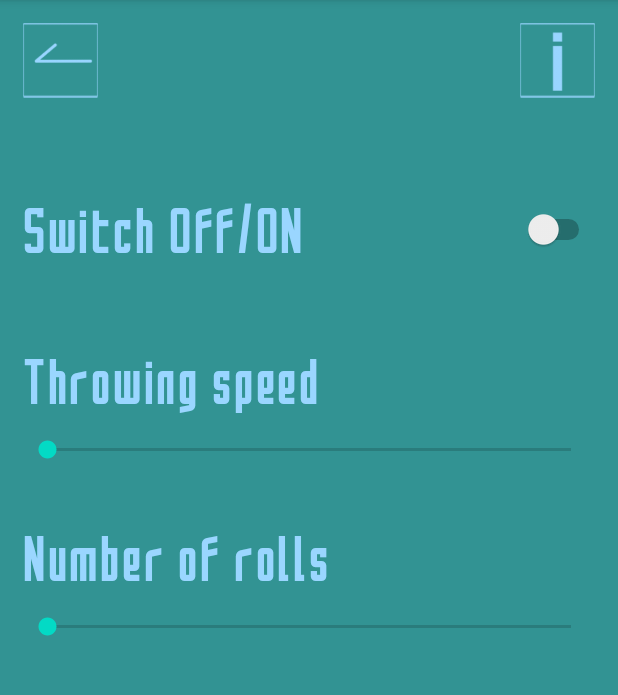
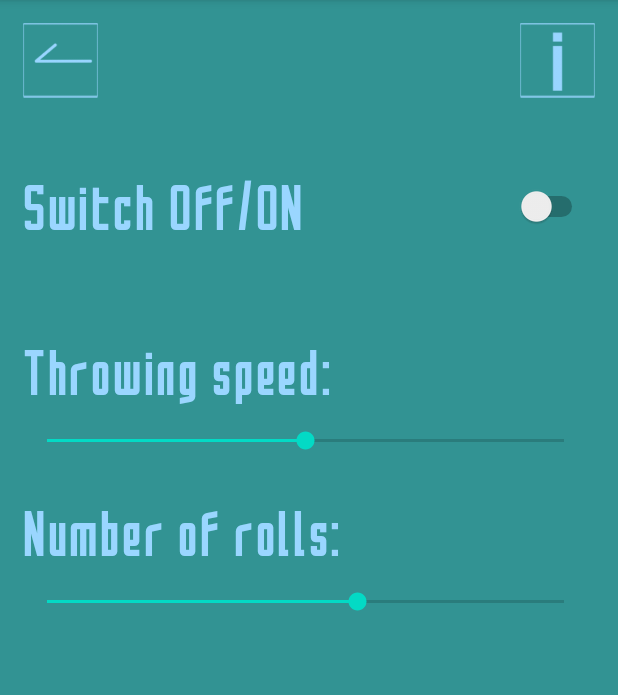
Before and after one commit to Leeder87/DiceRoller, an Android app: the PropertiesActivity screen opened directly, with no data from a screen before it, on a phone screen of 412 x 824 dp, the part 84-779 px from its top. Run offline under Robolectric (Android 15) with nearby library versions, the phone set to English and light mode, and no system bars.

Commit message:
Исправил пару ошибок в названии кнопок, перепривязал кнопки переходов на экраны. Поменял все к чертям по размерам, Это не адаптивно(пока) но и не шакально(уже). На мой сугубу субъективный взгляд. PropertiesActivity все еще недоделано, но я такм тоже все перелопатил, пока что меня не хватило на нормальную работу с SeekBar's.

```diff
--- a/app/src/main/java/com/example/diceroller/PropertiesActivity.java
+++ b/app/src/main/java/com/example/diceroller/PropertiesActivity.java
@@ -2,24 +2,26 @@ package com.example.diceroller;
 
 import androidx.appcompat.app.AppCompatActivity;
 
+import android.content.Intent;
 import android.os.Bundle;
 import android.view.View;
 import android.widget.Button;
+import android.widget.SeekBar;
 
 public class PropertiesActivity extends AppCompatActivity {
-    private Button btnBack;
+    private Button btnBack, btnInfo;
 
     @Override
+        //назовем это телом
     protected void onCreate(Bundle savedInstanceState) {
         super.onCreate(savedInstanceState);
         setContentView(R.layout.activity_properties);
 
         setButtons();
     }
-
+        //Кнопка назад
     private void setButtons() {
         btnBack = findViewById(R.id.btnBack);
-
         btnBack.setOnClickListener(
                 new View.OnClickListener() {
                     @Override
@@ -28,5 +30,17 @@ public class PropertiesActivity extends AppCompatActivity {
                     }
                 }
         );
+    //Кнопка Info
+        btnInfo = findViewById(R.id.btnInfo);
+        btnInfo.setOnClickListener(
+                new View.OnClickListener() {
+                    @Override
+                    public void onClick(View view) {
+                        Intent intent = new Intent(".InfoActivity");
+                        startActivity(intent);
+                    }
+                }
+        );
     }
+
 }
--- a/app/src/main/res/layout/activity_history.xml
+++ b/app/src/main/res/layout/activity_history.xml
@@ -18,6 +18,7 @@
             android:layout_marginStart="15dp"
             android:layout_marginTop="15dp"
             android:background="@drawable/back"
+            android:textColor="#9ad6ff"
             app:layout_constraintStart_toStartOf="parent"
             app:layout_constraintTop_toTopOf="parent" />
 
--- a/app/src/main/res/layout/activity_properties.xml
+++ b/app/src/main/res/layout/activity_properties.xml
@@ -32,71 +32,68 @@
         android:layout_width="0dp"
         android:layout_height="75dp"
         android:layout_marginStart="15dp"
-        android:layout_marginTop="50dp"
-        android:layout_marginEnd="15dp"
+        android:layout_marginTop="100dp"
+        android:layout_marginEnd="20dp"
         android:fontFamily="@font/saoui"
+        android:letterSpacing="0.05"
+        android:text="Switch Off/ON"
         android:textColor="#9ad6ff"
-        android:text="Switch Off/ON"
         android:textSize="36sp"
-        android:letterSpacing="0.05"
         app:layout_constraintEnd_toEndOf="parent"
-        app:layout_constraintHorizontal_bias="1.0"
         app:layout_constraintStart_toStartOf="parent"
-        app:layout_constraintTop_toBottomOf="@+id/btnBack"
+        app:layout_constraintTop_toTopOf="parent"
         tools:ignore="HardcodedText" />
 
     <SeekBar
         android:id="@+id/seekBarNoR"
         android:layout_width="0dp"
         android:layout_height="wrap_content"
-        android:layout_marginStart="15dp"
-        android:layout_marginTop="100dp"
-        android:layout_marginEnd="15dp"
+        android:layout_marginTop="15dp"
+        android:layout_marginEnd="20dp"
+        android:max="5"
+        android:progress="3"
         app:layout_constraintEnd_toEndOf="parent"
-        app:layout_constraintHorizontal_bias="1.0"
-        app:layout_constraintStart_toStartOf="parent"
-        app:layout_constraintTop_toBottomOf="@+id/seekBarSpeed" />
+        app:layout_constraintStart_toStartOf="@+id/textView2"
+        app:layout_constraintTop_toBottomOf="@+id/textView2" />
 
     <SeekBar
         android:id="@+id/seekBarSpeed"
         android:layout_width="0dp"
         android:layout_height="wrap_content"
-        android:layout_marginStart="15dp"
-        android:layout_marginTop="100dp"
-        android:layout_marginEnd="15dp"
+        android:layout_marginTop="15dp"
+        android:layout_marginEnd="20dp"
+        android:max="2"
+        android:progress="1"
         app:layout_constraintEnd_toEndOf="parent"
-        app:layout_constraintHorizontal_bias="0.0"
-        app:layout_constraintStart_toStartOf="parent"
-        app:layout_constraintTop_toBottomOf="@+id/switchSound" />
+        app:layout_constraintStart_toStartOf="@+id/textView"
+        app:layout_constraintTop_toBottomOf="@+id/textView" />
 
     <TextView
         android:id="@+id/textView"
         android:layout_width="wrap_content"
         android:layout_height="wrap_content"
-        android:layout_marginStart="15dp"
-        android:layout_marginBottom="15dp"
+        android:layout_marginTop="50dp"
         android:fontFamily="@font/saoui"
+        android:letterSpacing="0.05"
+        android:text="Throwing speed:"
         android:textColor="#9ad6ff"
-        android:text="Throwing speed"
         android:textSize="36sp"
-        android:letterSpacing="0.05"
-        app:layout_constraintBottom_toTopOf="@+id/seekBarSpeed"
-        app:layout_constraintStart_toStartOf="parent"
+        app:layout_constraintStart_toStartOf="@+id/switchSound"
+        app:layout_constraintTop_toBottomOf="@+id/switchSound"
         tools:ignore="HardcodedText" />
 
     <TextView
         android:id="@+id/textView2"
         android:layout_width="wrap_content"
         android:layout_height="wrap_content"
-        android:layout_marginStart="15dp"
-        android:layout_marginBottom="15dp"
+        android:layout_marginTop="30dp"
         android:fontFamily="@font/saoui"
+        android:letterSpacing="0.05"
+        android:text="Number of rolls:"
         android:textColor="#9ad6ff"
-        android:text="Number of rolls"
         android:textSize="36sp"
-        android:letterSpacing="0.05"
-        app:layout_constraintBottom_toTopOf="@+id/seekBarNoR"
-        app:layout_constraintStart_toStartOf="parent"
+        app:layout_constraintStart_toStartOf="@+id/textView"
+        app:layout_constraintTop_toBottomOf="@+id/seekBarSpeed"
         tools:ignore="HardcodedText" />
 
 </androidx.constraintlayout.widget.ConstraintLayout>
--- a/app/src/main/res/layout/activity_system.xml
+++ b/app/src/main/res/layout/activity_system.xml
@@ -15,12 +15,12 @@
         android:layout_marginTop="80dp"
         android:layout_marginEnd="80dp"
         android:fontFamily="@font/saoui"
-        android:shadowColor="#03DAC5"
+        android:shadowColor="#9ad6ff"
         android:shadowRadius="0"
         android:text="coming soon!"
         android:textAlignment="center"
         android:textAppearance="@style/TextAppearance.AppCompat.Large"
-        android:textColor="#03DAC5"
+        android:textColor="#9ad6ff"
         android:textSize="36sp"
         android:typeface="monospace"
         app:layout_constraintEnd_toEndOf="parent"
```
Also changed, not shown: app/src/main/java/com/example/diceroller/MainActivity.java (+4 -4 lines), app/src/main/res/layout/activity_custom.xml (+16 -16 lines), app/src/main/res/layout/activity_info.xml (+7 -5 lines), app/src/main/res/layout/activity_main.xml (+26 -31 lines), app/src/main/res/layout/activity_roll.xml (+18 -22 lines).
